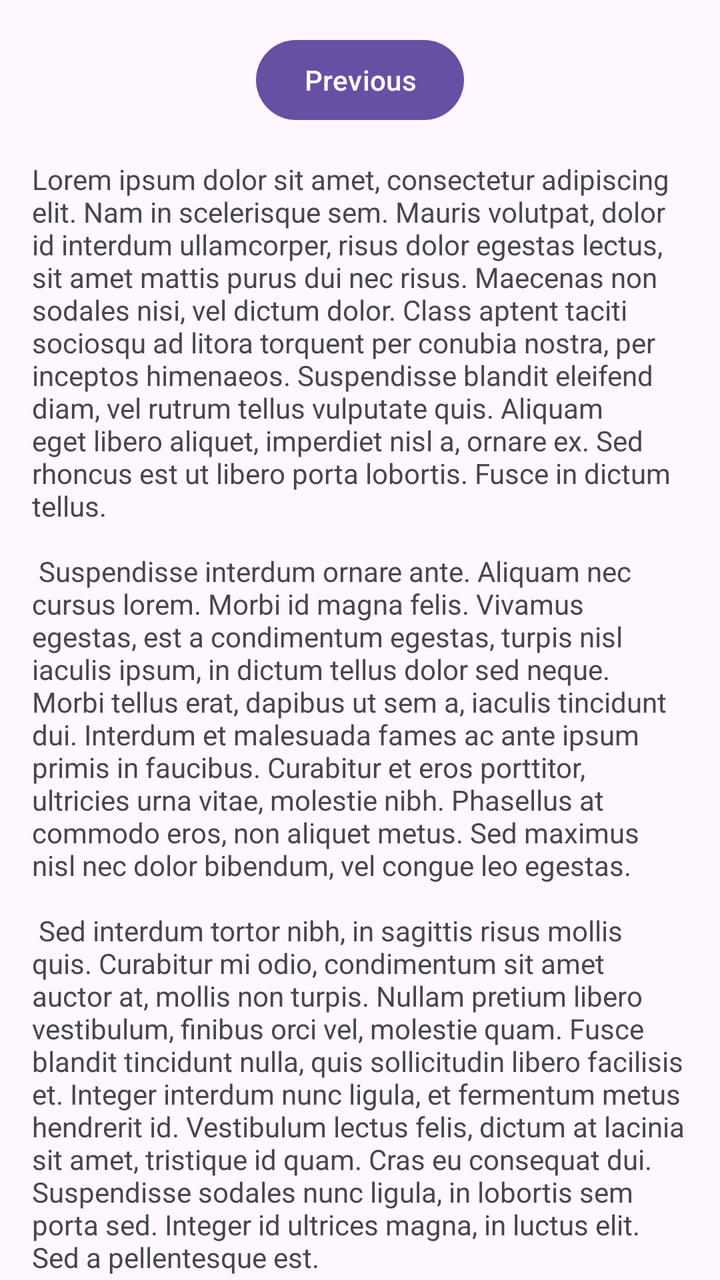
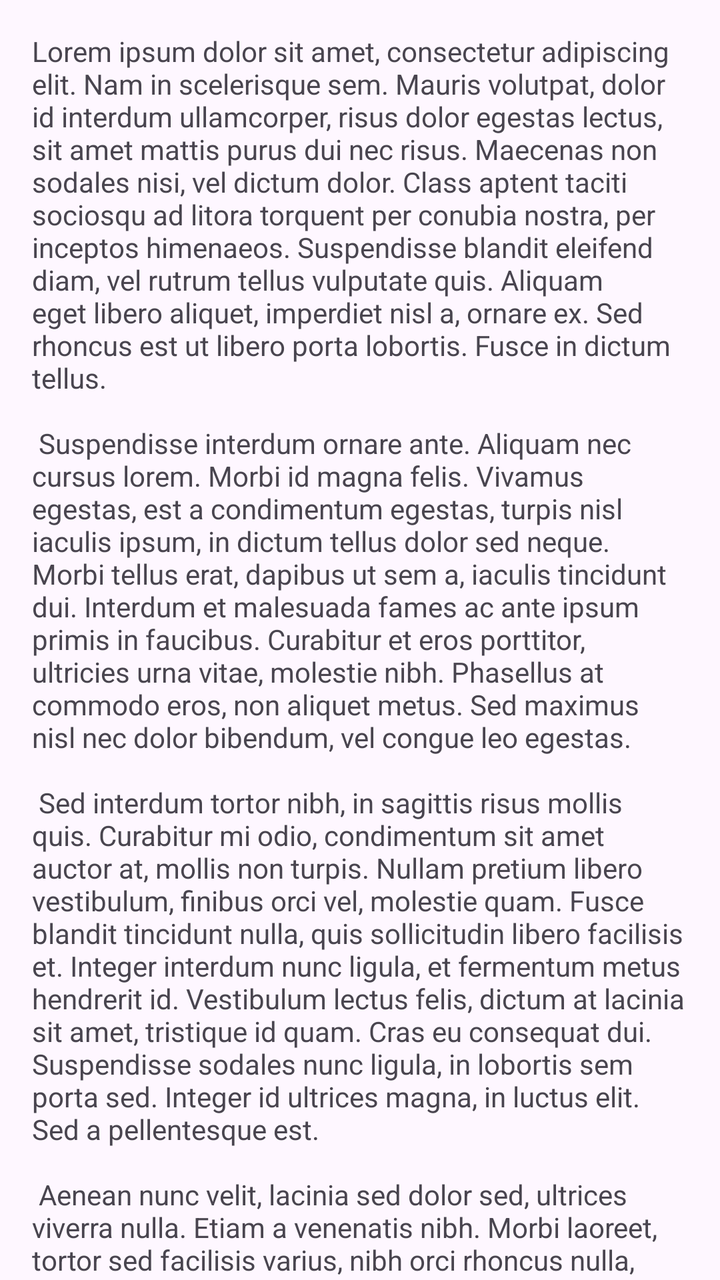

Screens rendered from an Android XML layout before and after an edit, with the pre-edit source and the edit as a unified diff.
<!-- AndroidManifest.xml: application theme Theme.UClass -->
<!-- res/layout/fragment_second.xml -->
<?xml version="1.0" encoding="utf-8"?>
<androidx.core.widget.NestedScrollView xmlns:android="http://schemas.android.com/apk/res/android"
    xmlns:app="http://schemas.android.com/apk/res-auto"
    xmlns:tools="http://schemas.android.com/tools"
    android:layout_width="match_parent"
    android:layout_height="match_parent"
    tools:context=".SecondFragment">

    <androidx.constraintlayout.widget.ConstraintLayout
        android:layout_width="match_parent"
        android:layout_height="match_parent"
        android:padding="16dp">

        <Button
            android:id="@+id/button_second"
            android:layout_width="wrap_content"
            android:layout_height="wrap_content"
            android:text="@string/previous"
            app:layout_constraintBottom_toTopOf="@id/textview_second"
            app:layout_constraintEnd_toEndOf="parent"
            app:layout_constraintStart_toStartOf="parent"
            app:layout_constraintTop_toTopOf="parent" />

        <TextView
            android:id="@+id/textview_second"
            android:layout_width="wrap_content"
            android:layout_height="wrap_content"
            android:layout_marginTop="16dp"
            android:text="@string/lorem_ipsum"
            app:layout_constraintBottom_toBottomOf="parent"
            app:layout_constraintEnd_toEndOf="parent"
            app:layout_constraintStart_toStartOf="parent"
            app:layout_constraintTop_toBottomOf="@id/button_second" />
    </androidx.constraintlayout.widget.ConstraintLayout>
</androidx.core.widget.NestedScrollView>
<!-- resources referenced by this layout -->
<resources>
  <string name="lorem_ipsum">
          Lorem ipsum dolor sit amet, consectetur adipiscing elit. Nam in scelerisque sem. Mauris
          volutpat, dolor id interdum ullamcorper, risus dolor egestas lectus, sit amet mattis purus
          dui nec risus. Maecenas non sodales nisi, vel dictum dolor. Class aptent taciti sociosqu ad
          litora torquent per conubia nostra, per inceptos himenaeos. Suspendisse blandit eleifend
          diam, vel rutrum tellus vulputate quis. Aliquam eget libero aliquet, imperdiet nisl a,
          ornare ex. Sed rhoncus est ut libero porta lobortis. Fusce in dictum tellus.\n\n
          Suspendisse interdum ornare ante. Aliquam nec cursus lorem. Morbi id magna felis. Vivamus
          egestas, est a condimentum egestas, turpis nisl iaculis ipsum, in dictum tellus dolor sed
          neque. Morbi tellus erat, dapibus ut sem a, iaculis tincidunt dui. Interdum et malesuada
          fames ac ante ipsum primis in faucibus. Curabitur et eros porttitor, ultricies urna vitae,
          molestie nibh. Phasellus at commodo eros, non aliquet metus. Sed maximus nisl nec dolor
          bibendum, vel congue leo egestas.\n\n
          Sed interdum tortor nibh, in sagittis risus mollis quis. Curabitur mi odio, condimentum sit
          amet auctor at, mollis non turpis. Nullam pretium libero vestibulum, finibus orci vel,
          molestie quam. Fusce blandit tincidunt nulla, quis sollicitudin libero facilisis et. Integer
          interdum nunc ligula, et fermentum metus hendrerit id. Vestibulum lectus felis, dictum at
          lacinia sit amet, tristique id quam. Cras eu consequat dui. Suspendisse sodales nunc ligula,
          in lobortis sem porta sed. Integer id ultrices magna, in luctus elit. Sed a pellentesque
          est.\n\n
          Aenean nunc velit, lacinia sed dolor sed, ultrices viverra nulla. Etiam a venenatis nibh.
          Morbi laoreet, tortor sed facilisis varius, nibh orci rhoncus nulla, id elementum leo dui
          non lorem. Nam mollis ipsum quis auctor varius. Quisque elementum eu libero sed commodo. In
          eros nisl, imperdiet vel imperdiet et, scelerisque a mauris. Pellentesque varius ex nunc,
          quis imperdiet eros placerat ac. Duis finibus orci et est auctor tincidunt. Sed non viverra
          ipsum. Nunc quis augue egestas, cursus lorem at, molestie sem. Morbi a consectetur ipsum, a
          placerat diam. Etiam vulputate dignissim convallis. Integer faucibus mauris sit amet finibus
          convallis.\n\n
          Phasellus in aliquet mi. Pellentesque habitant morbi tristique senectus et netus et
          malesuada fames ac turpis egestas. In volutpat arcu ut felis sagittis, in finibus massa
          gravida. Pellentesque id tellus orci. Integer dictum, lorem sed efficitur ullamcorper,
          libero justo consectetur ipsum, in mollis nisl ex sed nisl. Donec maximus ullamcorper
          sodales. Praesent bibendum rhoncus tellus nec feugiat. In a ornare nulla. Donec rhoncus
          libero vel nunc consequat, quis tincidunt nisl eleifend. Cras bibendum enim a justo luctus
          vestibulum. Fusce dictum libero quis erat maximus, vitae volutpat diam dignissim.
      </string>
  <string name="previous">Previous</string>
  <style name="Theme.UClass" parent="Base.Theme.UClass" />
  <style name="Base.Theme.UClass" parent="Theme.Material3.DayNight.NoActionBar">
          
          
      </style>
</resources>

<!-- the commit's change to res/layout/fragment_second.xml (unified diff, before → after) -->
@@ -11,25 +11,13 @@
         android:layout_height="match_parent"
         android:padding="16dp">
 
-        <Button
-            android:id="@+id/button_second"
-            android:layout_width="wrap_content"
-            android:layout_height="wrap_content"
-            android:text="@string/previous"
-            app:layout_constraintBottom_toTopOf="@id/textview_second"
-            app:layout_constraintEnd_toEndOf="parent"
-            app:layout_constraintStart_toStartOf="parent"
-            app:layout_constraintTop_toTopOf="parent" />
-
         <TextView
             android:id="@+id/textview_second"
             android:layout_width="wrap_content"
             android:layout_height="wrap_content"
-            android:layout_marginTop="16dp"
             android:text="@string/lorem_ipsum"
             app:layout_constraintBottom_toBottomOf="parent"
             app:layout_constraintEnd_toEndOf="parent"
-            app:layout_constraintStart_toStartOf="parent"
-            app:layout_constraintTop_toBottomOf="@id/button_second" />
+            app:layout_constraintStart_toStartOf="parent" />
     </androidx.constraintlayout.widget.ConstraintLayout>
 </androidx.core.widget.NestedScrollView>
<!-- resource entries referenced after the edit -->
@@ -36,7 +36,6 @@
           libero vel nunc consequat, quis tincidunt nisl eleifend. Cras bibendum enim a justo luctus
           vestibulum. Fusce dictum libero quis erat maximus, vitae volutpat diam dignissim.
       </string>
-  <string name="previous">Previous</string>
   <style name="Theme.UClass" parent="Base.Theme.UClass" />
   <style name="Base.Theme.UClass" parent="Theme.Material3.DayNight.NoActionBar">
           
